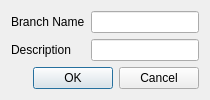
Before: the Qt Designer form qt_ui/ui/create_branch.ui in specklesystems/specklepy_qt_ui, drawn with Qt 5.
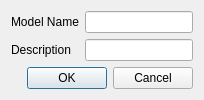
After: the same form once the commit is applied.

Diff of the .ui file:
```diff
--- a/qt_ui/ui/create_branch.ui
+++ b/qt_ui/ui/create_branch.ui
@@ -26,7 +26,7 @@
        <item row="0" column="0">
         <widget class="QLabel" name="name_label">
          <property name="text">
-          <string>Branch Name</string>
+          <string>Model Name</string>
          </property>
         </widget>
        </item>
```
